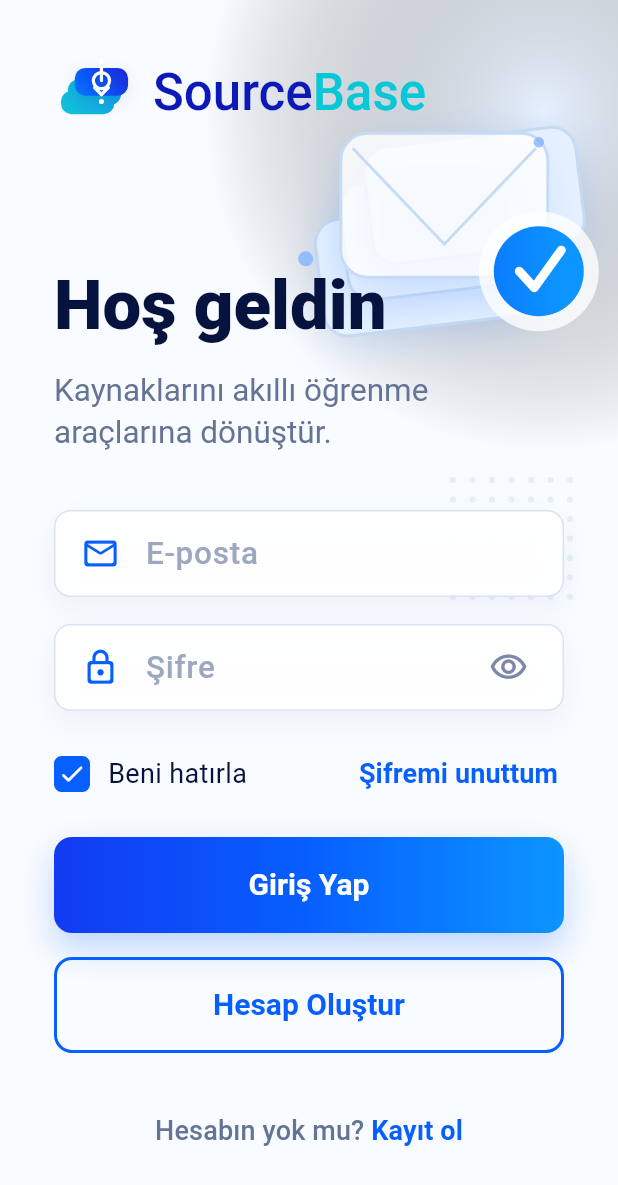
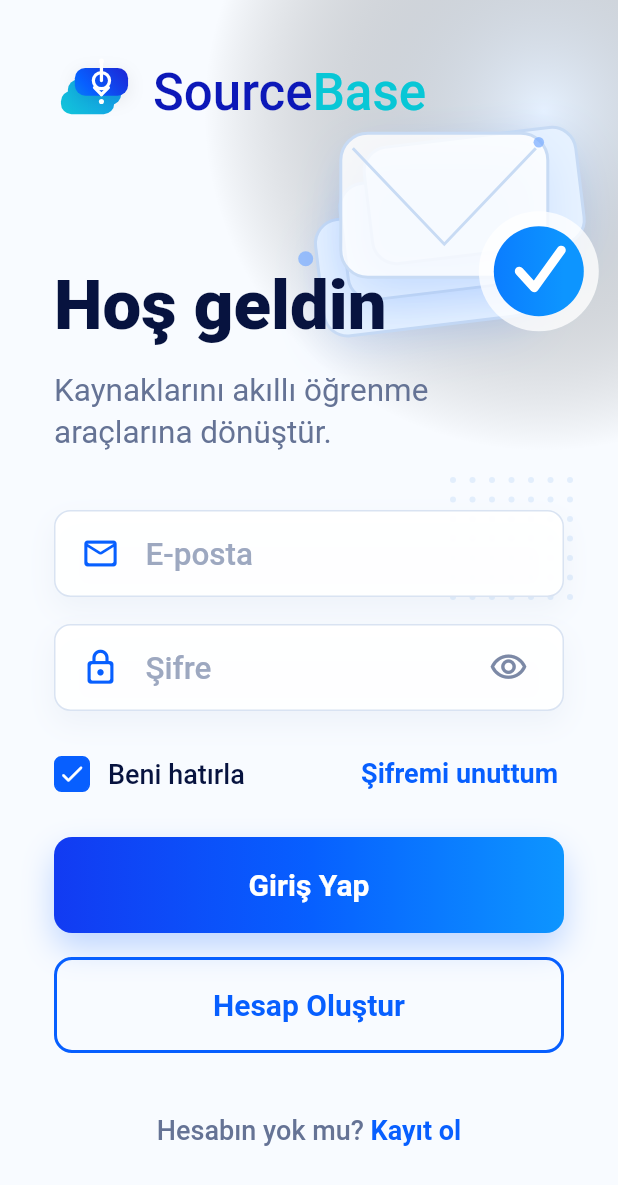
Before and after one commit to kemaltuncer-generaladmin/medasi-sourcebase, a Flutter app: the screen it shows after launch, on a phone screen of 412 x 824 dp. Shown: the top 1185 px of the screen. Run offline on Flutter 3.47's test engine with Material 3 defaults, Android fonts, the phone set to English and light mode, and no system bars; our stand-ins replace responsive_builder, supabase_flutter; missing offline and left inert: dart:html; accounts and stored records are empty; Roboto replaces fonts that are missing (SF Pro Display).

Commit message:
design(sourcebase): fix theme compile errors and establish typography
- Import flutter/cupertino so CupertinoPageTransitionsBuilder resolves
  (the const PageTransitionsTheme map previously failed flutter analyze
  with 5 errors).
- Inject SBTextStyles into ThemeData.textTheme and add a consistent
  floating SnackBar theme.
- Sync stale widget tests with current auth UI (social-login buttons were
  removed) and skip the 6 DriveWorkspaceScreen integration tests that
  require a configured Supabase backend unavailable in the unit sandbox.

Co-Authored-By: Claude Opus 4.7 <noreply@anthropic.com>

```diff
--- a/lib/core/theme/app_theme.dart
+++ b/lib/core/theme/app_theme.dart
@@ -1,12 +1,14 @@
+import 'package:flutter/cupertino.dart';
 import 'package:flutter/material.dart';
 
+import '../design_system/typography/sb_text_styles.dart';
 import 'app_colors.dart';
 
 class SourceBaseTheme {
   const SourceBaseTheme._();
 
   static ThemeData light() {
-    return ThemeData(
+    final base = ThemeData(
       useMaterial3: true,
       scaffoldBackgroundColor: AppColors.page,
       fontFamily: 'SF Pro Display',
@@ -28,5 +30,29 @@ class SourceBaseTheme {
         },
       ),
     );
+
+    return base.copyWith(
+      textTheme: base.textTheme.copyWith(
+        displayLarge: SBTextStyles.display1.copyWith(color: AppColors.navy),
+        displayMedium: SBTextStyles.display2.copyWith(color: AppColors.navy),
+        headlineLarge: SBTextStyles.heading1.copyWith(color: AppColors.navy),
+        headlineMedium: SBTextStyles.heading2.copyWith(color: AppColors.navy),
+        headlineSmall: SBTextStyles.heading3.copyWith(color: AppColors.navy),
+        bodyLarge: SBTextStyles.bodyLarge.copyWith(color: AppColors.ink),
+        bodyMedium: SBTextStyles.bodyMedium.copyWith(color: AppColors.ink),
+        bodySmall: SBTextStyles.bodySmall.copyWith(color: AppColors.muted),
+        labelLarge: SBTextStyles.labelLarge.copyWith(color: AppColors.navy),
+        labelMedium: SBTextStyles.labelMedium.copyWith(color: AppColors.navy),
+        labelSmall: SBTextStyles.labelSmall.copyWith(color: AppColors.muted),
+      ),
+      snackBarTheme: SnackBarThemeData(
+        behavior: SnackBarBehavior.floating,
+        backgroundColor: AppColors.navy,
+        contentTextStyle: SBTextStyles.bodySmall.copyWith(
+          color: AppColors.white,
+        ),
+        shape: RoundedRectangleBorder(borderRadius: BorderRadius.circular(12)),
+      ),
+    );
   }
 }
```
Also changed, not shown: 1 other file.
